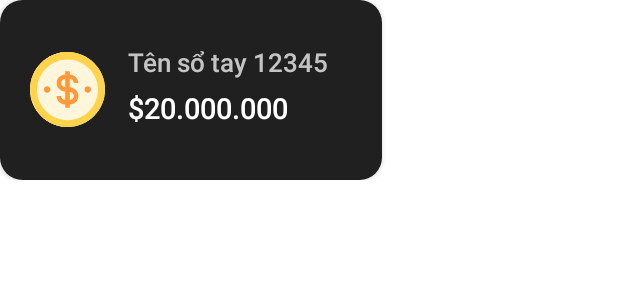
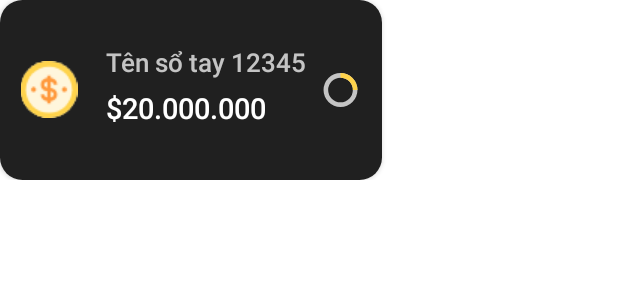
Before and after one commit to cngthnh/YellAppPro, an Android app: the layout item_budget_home.xml on its own in the app's theme, with its tools: preview values and no code run, on a phone screen of 412 x 824 dp. Shown: the top 300 px of the screen. Run offline under Robolectric (Android 15) with nearby library versions, the phone set to English and light mode, and no system bars; network calls fail.

Commit message:
Fix item budget

```diff
--- a/app/src/main/res/layout/item_budget_home.xml
+++ b/app/src/main/res/layout/item_budget_home.xml
@@ -15,27 +15,40 @@
         android:layout_marginEnd="15dp"
         android:padding="0dp"
         app:cardCornerRadius="15dp">
+        <FrameLayout
+            android:layout_width="match_parent"
+            android:layout_height="120dp"
+            >
+            <TextView
+                android:id="@+id/cover_image"
+                android:layout_width="match_parent"
+                android:layout_height="120dp"
+                android:scaleType="centerCrop"
+                android:background="@color/darker_gray"/>
+
             <LinearLayout
                 android:layout_width="match_parent"
-                android:layout_height="120dp"
+                android:layout_height="match_parent"
                 android:orientation="horizontal"
                 android:gravity="center_vertical"
-                android:background="@color/darker_gray">
+                android:weightSum="16">
                 <ImageView
                     android:id="@+id/icon_type_budget"
-                    android:layout_width="50dp"
-                    android:layout_height="50dp"
+                    android:layout_width="wrap_content"
+                    android:layout_height="wrap_content"
                     android:src="@drawable/ic_money_colored"
-                    android:layout_marginEnd="10dp"
-                    android:layout_marginStart="20dp"/>
+                    android:layout_marginHorizontal="20dp"
+                    android:scaleY="1.5"
+                    android:scaleX="1.5"
+                    android:layout_weight="5"/>
 
                 <LinearLayout
-                    android:layout_width="0dp"
+                    android:layout_width="190dp"
                     android:layout_height="match_parent"
                     android:orientation="vertical"
                     android:paddingHorizontal="5dp"
                     android:gravity="center_vertical"
-                    android:layout_weight="1"
+                    android:layout_weight="8"
                     >
                     <TextView
                         android:id="@+id/name_bg_home_item"
@@ -58,8 +71,20 @@
                         android:paddingBottom="5dp"/>
                 </LinearLayout>
 
+                <ProgressBar
+                    android:id="@+id/progressBar_bg_home"
+                    android:layout_height="40dp"
+                    android:layout_width="40dp"
+                    android:indeterminateOnly="false"
+                    android:progressDrawable="@drawable/circular_determinate_progress"
+                    android:progress="25"
+                    android:layout_marginEnd="15dp"
+                    android:layout_weight="3"
+                    />
 
             </LinearLayout>
+
+        </FrameLayout>
 
     </androidx.cardview.widget.CardView>
 
```
